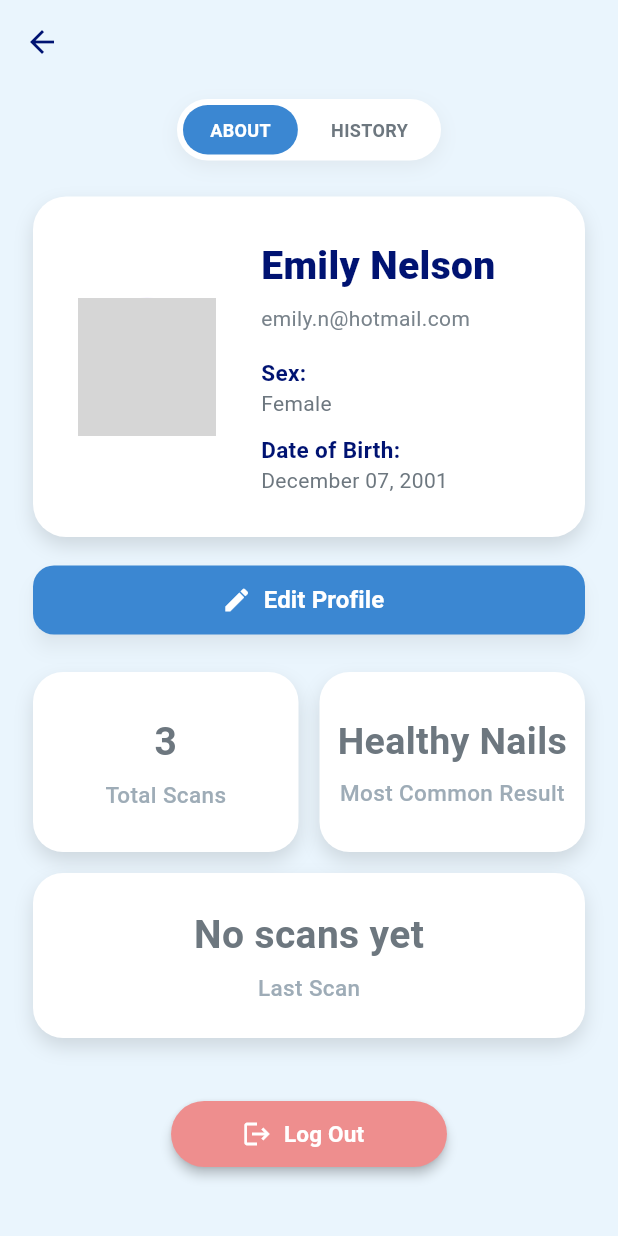
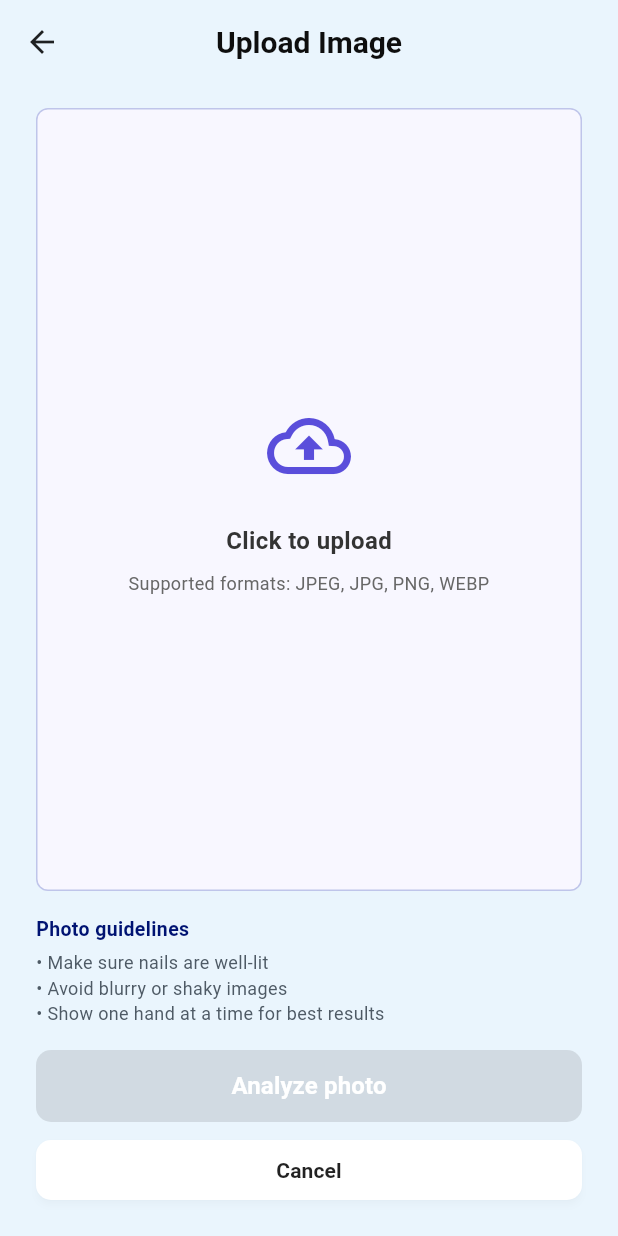
Before and after one commit to harleneee/KuCognition_NIHATI, a Flutter app: the screen it shows after launch, on a phone screen of 412 x 824 dp. Run offline on Flutter 3.47's test engine with Material 3 defaults, Android fonts, the phone set to English and light mode, and no system bars; our stand-ins replace cloud_firestore, firebase_auth, firebase_core, image_picker; accounts and stored records are empty; grey boxes are pictures that could not be loaded.

Commit message:
uploaded_page mock

```diff
--- a/lib/main.dart
+++ b/lib/main.dart
@@ -10,6 +10,7 @@ import 'screens/profile_page.dart';
 import 'screens/scan_page.dart';
 import 'screens/result_page.dart';
 import 'screens/history_page.dart';
+import 'screens/uploaded_page.dart';
 
 void main() async {
   WidgetsFlutterBinding.ensureInitialized();
@@ -18,7 +19,7 @@ void main() async {
   runApp(
     MaterialApp(
       debugShowCheckedModeBanner: false,
-      home: ProfilePage(), // ← Opens dashboard directly
+      home: const UploadedPage(),
     ),
   );
 }
@@ -41,6 +42,9 @@ class NailHealthApp extends StatelessWidget {
         '/result': (context) => const ResultPage(),
         '/history': (context) => const HistoryPage(),
         '/profile': (context) => ProfilePage(),
+        '': (context) => ProfilePage(),
+        '/upload': (context) => const UploadedPage(),
+
       },
     );
   }
--- a/lib/screens/uploaded_page.dart
+++ b/lib/screens/uploaded_page.dart
@@ -0,0 +1,337 @@
+import 'dart:io';
+import 'package:flutter/material.dart';
+import 'package:image_picker/image_picker.dart';
+
+class UploadedPage extends StatefulWidget {
+  const UploadedPage({super.key});
+
+  @override
+  State<UploadedPage> createState() => _UploadedPageState();
+}
+
+class _UploadedPageState extends State<UploadedPage> {
+  final ImagePicker _picker = ImagePicker();
+  XFile? _selectedImage;
+  bool _isAnalyzing = false;
+
+  Future<void> _pickImage() async {
+    try {
+      final XFile? image = await _picker.pickImage(
+        source: ImageSource.gallery,
+        imageQuality: 85,
+      );
+
+      if (image != null) {
+        setState(() {
+          _selectedImage = image;
+        });
+      }
+    } catch (e) {
+      ScaffoldMessenger.of(context).showSnackBar(
+        const SnackBar(
+          content: Text('Could not load image. Please try again.'),
+        ),
+      );
+    }
+  }
+
+  Future<void> _analyzeImage() async {
+    if (_selectedImage == null || _isAnalyzing) return;
+
+    setState(() {
+      _isAnalyzing = true;
+    });
+
+    try {
+      // TODO: replace this with real analysis / navigation
+      await Future.delayed(const Duration(seconds: 2));
+
+      ScaffoldMessenger.of(context).showSnackBar(
+        const SnackBar(
+          content: Text('Analysis complete (demo).'),
+        ),
+      );
+      // Example later:
+      // Navigator.pushNamed(context, '/result', arguments: _selectedImage!.path);
+    } catch (e) {
+      ScaffoldMessenger.of(context).showSnackBar(
+        const SnackBar(
+          content: Text('Something went wrong during analysis.'),
+        ),
+      );
+    } finally {
+      if (mounted) {
+        setState(() {
+          _isAnalyzing = false;
+        });
+      }
+    }
+  }
+
+  Future<void> _handleCancel() async {
+    if (_selectedImage != null) {
+      final bool? shouldDiscard = await showDialog<bool>(
+        context: context,
+        builder: (context) => AlertDialog(
+          title: const Text('Discard photo?'),
+          content: const Text(
+            'You already selected a photo. Do you want to discard it and go back?',
+          ),
+          actions: [
+            TextButton(
+              onPressed: () => Navigator.of(context).pop(false),
+              child: const Text('Stay'),
+            ),
+            TextButton(
+              onPressed: () => Navigator.of(context).pop(true),
+              child: const Text(
+                'Discard',
+                style: TextStyle(color: Colors.redAccent),
+              ),
+            ),
+          ],
+        ),
+      );
+
+      if (shouldDiscard != true) {
+        return;
+      }
+    }
+
+    Navigator.of(context).maybePop();
+  }
+
+  @override
+  Widget build(BuildContext context) {
+    return Scaffold(
+      backgroundColor: const Color(0xFFEAF5FD),
+      appBar: AppBar(
+        backgroundColor: const Color(0xFFEAF5FD),
+        elevation: 0,
+        leading: IconButton(
+          icon: const Icon(Icons.arrow_back, color: Colors.black87),
+          onPressed: () => Navigator.of(context).maybePop(),
+        ),
+        centerTitle: true,
+        title: const Text(
+          'Upload Image',
+          style: TextStyle(
+            color: Color(0xFF0E0E0E),
+            fontSize: 20,
+            fontWeight: FontWeight.w700,
+          ),
+        ),
+      ),
+      body: Padding(
+        padding: const EdgeInsets.fromLTRB(24, 16, 24, 24),
+        child: Column(
+          crossAxisAlignment: CrossAxisAlignment.stretch,
+          children: [
+            // Upload area
+            Expanded(
+              child: Center(
+                child: GestureDetector(
+                  onTap: _pickImage,
+                  child: Container(
+                    width: double.infinity,
+                    padding: const EdgeInsets.symmetric(
+                      horizontal: 24,
+                      vertical: 32,
+                    ),
+                    decoration: BoxDecoration(
+                      color: const Color(0xFFF8F7FF),
+                      borderRadius: BorderRadius.circular(8),
+                      border: Border.all(
+                        color: const Color(0x4C384EB7),
+                        width: 1,
+                      ),
+                    ),
+                    child: _selectedImage == null
+                        ? Column(
+                            mainAxisAlignment: MainAxisAlignment.center,
+                            children: const [
+                              Icon(
+                                Icons.cloud_upload_outlined,
+                                size: 56,
+                                color: Color(0xFF5A4EDB),
+                              ),
+                              SizedBox(height: 24),
+                              Text(
+                                'Click to upload',
+                                style: TextStyle(
+                                  fontSize: 16,
+                                  fontWeight: FontWeight.w700,
+                                  color: Color(0xFF333333),
+                                ),
+                              ),
+                              SizedBox(height: 8),
+                              Text(
+                                'Supported formats: JPEG, JPG, PNG, WEBP',
+                                textAlign: TextAlign.center,
+                                style: TextStyle(
+                                  fontSize: 12,
+                                  fontWeight: FontWeight.w400,
+                                  color: Color(0xFF676767),
+                                ),
+                              ),
+                            ],
+                          )
+                        : Column(
+                            mainAxisAlignment: MainAxisAlignment.center,
+                            children: [
+                              // Image preview with its own border
+                              Container(
+                                decoration: BoxDecoration(
+                                  borderRadius: BorderRadius.circular(8),
+                                  border: Border.all(
+                                    color: const Color(0xFF384EB7),
+                                    width: 1,
+                                  ),
+                                ),
+                                child: AspectRatio(
+                                  aspectRatio: 3 / 4,
+                                  child: ClipRRect(
+                                    borderRadius: BorderRadius.circular(8),
+                                    child: Image.file(
+                                      File(_selectedImage!.path),
+                                      fit: BoxFit.cover,
+                                    ),
+                                  ),
+                                ),
+                              ),
+                              const SizedBox(height: 16),
+                              TextButton.icon(
+                                onPressed: _pickImage,
+                                icon: const Icon(
+                                  Icons.photo_camera_back_outlined,
+                                  size: 18,
+                                  color: Color(0xFF3B87D2),
+                                ),
+                                label: const Text(
+                                  'Change photo',
+                                  style: TextStyle(
+                                    fontSize: 13,
+                                    fontWeight: FontWeight.w500,
+                                    color: Color(0xFF3B87D2),
+                                  ),
+                                ),
+                              ),
+                            ],
+                          ),
+                  ),
+                ),
+              ),
+            ),
+
+            const SizedBox(height: 16),
+
+            // Photo guidelines
+            Column(
+              crossAxisAlignment: CrossAxisAlignment.start,
+              children: const [
+                Text(
+                  'Photo guidelines',
+                  style: TextStyle(
+                    fontSize: 13,
+                    fontWeight: FontWeight.w700,
+                    color: Color(0xFF001372),
+                  ),
+                ),
+                SizedBox(height: 4),
+                Text(
+                  '• Make sure nails are well-lit\n'
+                  '• Avoid blurry or shaky images\n'
+                  '• Show one hand at a time for best results',
+                  style: TextStyle(
+                    fontSize: 12,
+                    fontWeight: FontWeight.w400,
+                    color: Color(0xFF4E5A65),
+                  ),
+                ),
+              ],
+            ),
+
+            const SizedBox(height: 16),
+
+            // Analyze button
+            SizedBox(
+              width: double.infinity,
+              height: 48,
+              child: ElevatedButton(
+                style: ElevatedButton.styleFrom(
+                  backgroundColor: const Color(0xFF3B87D2),
+                  shape: RoundedRectangleBorder(
+                    borderRadius: BorderRadius.circular(10),
+                  ),
+                  elevation: 3,
+                  shadowColor: Colors.black26,
+                ),
+                onPressed:
+                    (_selectedImage == null || _isAnalyzing) ? null : _analyzeImage,
+                child: _isAnalyzing
+                    ? Row(
+                        mainAxisAlignment: MainAxisAlignment.center,
+                        children: const [
+                          SizedBox(
+                            width: 18,
+                            height: 18,
+                            child: CircularProgressIndicator(
+                              strokeWidth: 2,
+                              valueColor:
+                                  AlwaysStoppedAnimation<Color>(Colors.white),
+                            ),
+                          ),
+                          SizedBox(width: 8),
+                          Text(
+                            'Analyzing...',
+                            style: TextStyle(
+                              fontSize: 16,
+                              fontWeight: FontWeight.w600,
+                              color: Colors.white,
+                            ),
+                          ),
+                        ],
+                      )
+                    : const Text(
+                        'Analyze photo',
+                        style: TextStyle(
+                          fontSize: 16,
+                          fontWeight: FontWeight.w600,
+                          color: Colors.white,
+                        ),
+                      ),
+              ),
+            ),
+
+            const SizedBox(height: 12),
+
+            // Cancel button (with confirmation if image is selected)
+            SizedBox(
+              width: double.infinity,
+              height: 40,
+              child: TextButton(
+                style: TextButton.styleFrom(
+                  backgroundColor: Colors.white,
+                  shape: RoundedRectangleBorder(
+                    borderRadius: BorderRadius.circular(10),
+                  ),
+                  shadowColor: Colors.black12,
+                  elevation: 2,
+                ),
+                onPressed: _handleCancel,
+                child: const Text(
+                  'Cancel',
+                  style: TextStyle(
+                    fontSize: 14,
+                    fontWeight: FontWeight.w600,
+                    color: Colors.black87,
+                  ),
+                ),
+              ),
+            ),
+          ],
+        ),
+      ),
+    );
+  }
+}
```
